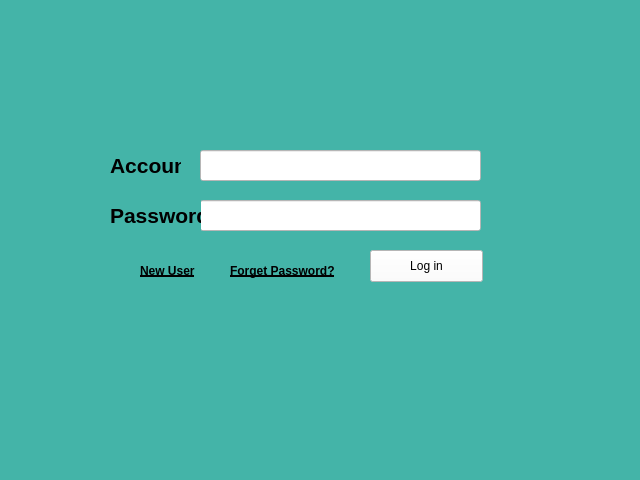
The window that login.ui (SamYuen101234/BSMFR) describes before a commit, drawn with Qt 5.
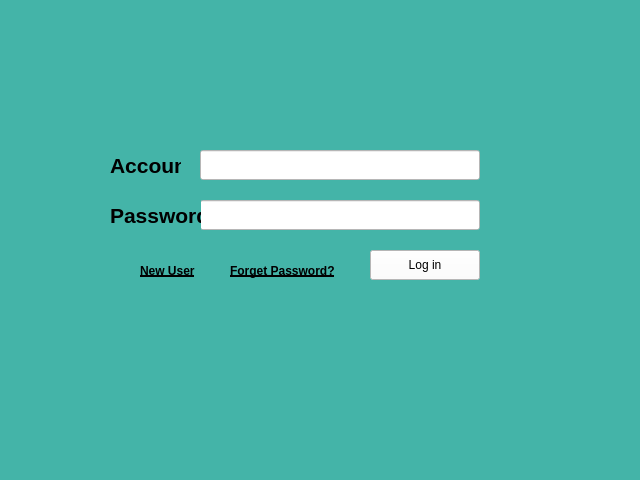
The same window after the commit.

Diff of the .ui file:
```diff
--- a/login.ui
+++ b/login.ui
@@ -22,8 +22,8 @@
      <rect>
       <x>200</x>
       <y>150</y>
-      <width>281</width>
-      <height>31</height>
+      <width>280</width>
+      <height>30</height>
      </rect>
     </property>
     <property name="styleSheet">
@@ -35,13 +35,19 @@
      <rect>
       <x>200</x>
       <y>200</y>
-      <width>281</width>
-      <height>31</height>
+      <width>280</width>
+      <height>30</height>
      </rect>
     </property>
     <property name="styleSheet">
      <string notr="true">background-color: rgb(255, 255, 255);</string>
     </property>
+    <property name="inputMask">
+     <string/>
+    </property>
+    <property name="text">
+     <string/>
+    </property>
    </widget>
    <widget class="QLabel" name="label_4">
     <property name="geometry">
@@ -92,8 +98,8 @@
      <rect>
       <x>370</x>
       <y>250</y>
-      <width>113</width>
-      <height>32</height>
+      <width>110</width>
+      <height>30</height>
      </rect>
     </property>
     <property name="styleSheet">
```
